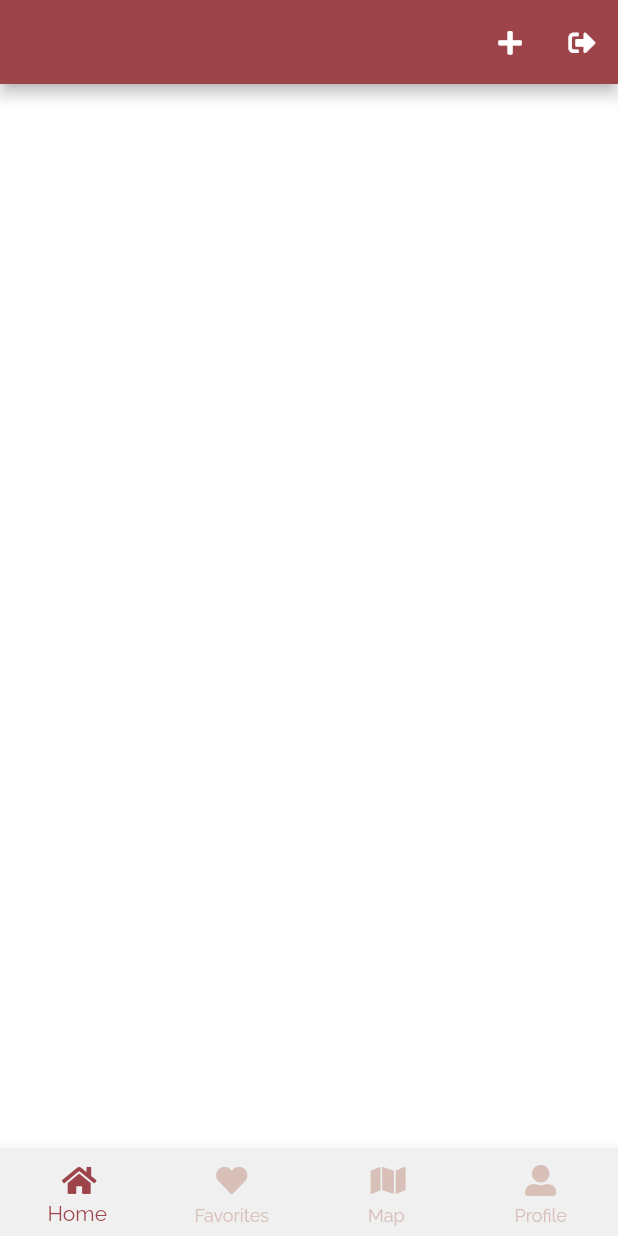
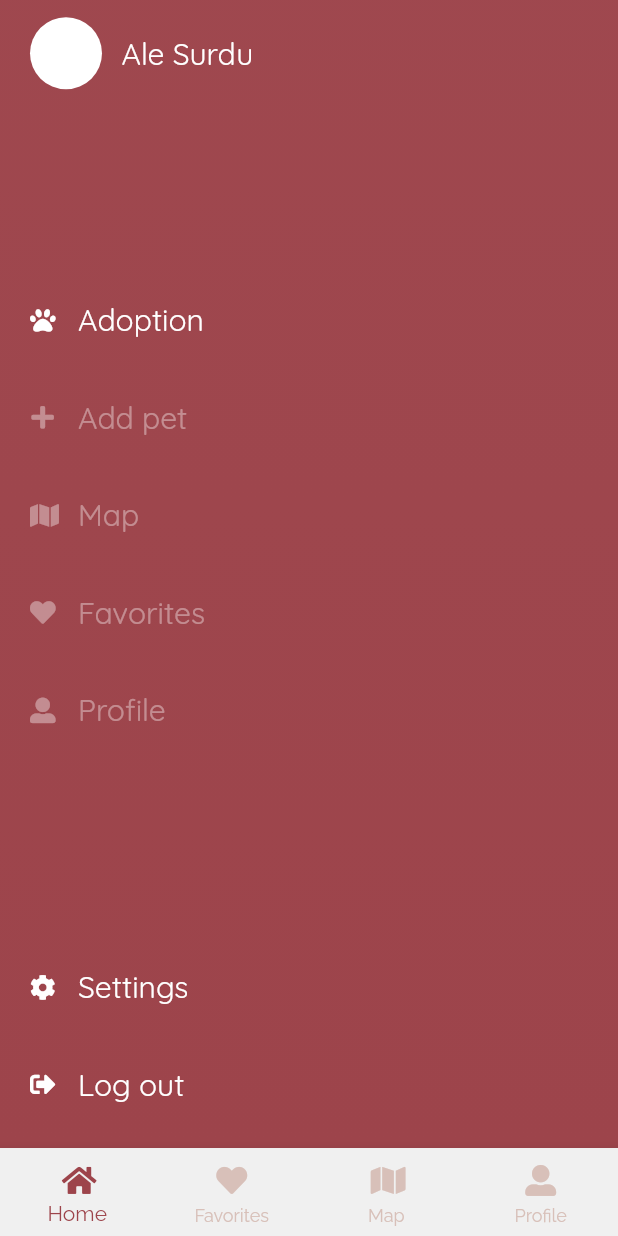
Before and after one commit to sushiroll29/PetPals, a Flutter app: the screen it shows once a user with an empty profile is signed in, on a phone screen of 412 x 824 dp. Run offline on Flutter 3.47's test engine with Material 2 defaults, Android fonts, the light colour scheme and no system bars; our stand-ins replace auto_size_text, cloud_firestore, firebase_auth, font_awesome_flutter, google_fonts, google_maps_flutter and 1 more; missing offline and left inert: google_maps_place_picker; accounts and stored records are empty.

Commit message:
added menu design

```diff
--- a/lib/constants.dart
+++ b/lib/constants.dart
@@ -1,6 +1,7 @@
 import 'package:flutter/material.dart';
 
-const aPrimaryColor = Color.fromRGBO(157, 68, 75, 2.0);
+const aPrimaryColor = Color.fromRGBO(157, 68, 75, 1.0);
+const aPrimaryStartingColor = Color.fromRGBO(157, 68, 75, 0.98);
 const aPrimaryLightColor = Color.fromRGBO(230, 230, 230, 1.0);
 const aErrorColor = Colors.red;
 
--- a/lib/home_widgets.dart
+++ b/lib/home_widgets.dart
@@ -1,5 +1,6 @@
 import 'package:fl/constants.dart';
 import 'package:fl/pages.dart';
+import 'package:fl/screens/menu.dart';
 import 'package:fl/screens/home.dart';
 import 'package:fl/screens/map.dart';
 import 'package:fl/screens/new_pet/new_pet_profile.dart';
@@ -21,7 +22,7 @@ class Home extends StatefulWidget {
 class _HomeState extends State<Home> {
   int _currentIndex = 0;
   final List<Widget> _children = [
-    HomePage(),
+    MenuPage(),
     FavoritesPage(),
     MapPage(),
     ProfilePage(),
@@ -31,6 +32,7 @@ class _HomeState extends State<Home> {
     Size size = MediaQuery.of(context).size;
     final newPet = new Pet(null, null, null, null, null, null, null);
     return Scaffold(
+      /*
       appBar: AppBar(
         backgroundColor: aPrimaryColor,
         title: Text(""),
@@ -56,7 +58,7 @@ class _HomeState extends State<Home> {
             },
           )
         ],
-      ),
+      ),*/
       body: _children[_currentIndex],
       bottomNavigationBar: BottomNavigationBar(
         type: BottomNavigationBarType.fixed,
--- /dev/null
+++ b/lib/screens/menu.dart
@@ -0,0 +1,310 @@
+import 'package:fl/constants.dart';
+import 'package:fl/pages.dart';
+import 'package:fl/screens/detailed_pet.dart';
+import 'package:fl/services/auth.dart';
+import 'package:fl/widgets/provider.dart';
+import 'package:flutter/cupertino.dart';
+import 'package:flutter/material.dart';
+import 'package:font_awesome_flutter/font_awesome_flutter.dart';
+import 'package:google_fonts/google_fonts.dart';
+import 'package:fl/Pet.dart';
+import 'package:intl/intl.dart';
+import 'package:cloud_firestore/cloud_firestore.dart';
+import 'package:fl/widgets/provider.dart';
+
+class MenuPage extends StatefulWidget {
+  @override
+  _MenuPageState createState() => _MenuPageState();
+}
+
+class _MenuPageState extends State<MenuPage> {
+  int selectedItemIndex = 0;
+  int selectedBottomItemIndex = -1;
+
+  List<String> bottomMenuItems = [
+    'Settings',
+    'Log out',
+  ];
+
+  List<IconData> bottomMenuIcons = [
+    FontAwesomeIcons.cog,
+    FontAwesomeIcons.signOutAlt,
+  ];
+
+  List<String> menuItems = [
+    'Adoption',
+    'Add pet',
+    'Map',
+    'Favorites',
+    'Profile',
+  ];
+
+  List<IconData> menuIcons = [
+    FontAwesomeIcons.paw,
+    FontAwesomeIcons.plus,
+    FontAwesomeIcons.solidMap,
+    FontAwesomeIcons.solidHeart,
+    FontAwesomeIcons.userAlt,
+  ];
+
+  Widget buildMenuList(int index) {
+    return InkWell(
+      onTap: () {
+        setState(() {
+          selectedItemIndex = index;
+        });
+      },
+      child: Padding(
+        padding: EdgeInsets.symmetric(vertical: 20.0),
+        child: Row(
+          children: <Widget>[
+            Icon(
+              menuIcons[index],
+              color: selectedItemIndex == index ? Colors.white : Colors.white38,
+              size: 17,
+            ),
+            SizedBox(width: 15),
+            Text(
+              menuItems[index],
+              style: TextStyle(
+                fontSize: 20,
+                color:
+                    selectedItemIndex == index ? Colors.white : Colors.white38,
+                fontFamily: GoogleFonts.quicksand(fontWeight: FontWeight.bold)
+                    .fontFamily,
+              ),
+            ),
+          ],
+        ),
+      ),
+    );
+  }
+
+  Widget buildBottomMenuList(int index) {
+    return InkWell(
+      onTap: () {
+        setState(() {
+          selectedBottomItemIndex = index;
+        });
+      },
+      child: Padding(
+        padding: EdgeInsets.symmetric(vertical: 20.0),
+        child: Row(
+          children: <Widget>[
+            Icon(
+              bottomMenuIcons[index],
+              color: Colors.white,
+              size: 17,
+            ),
+            SizedBox(width: 15),
+            Text(
+              bottomMenuItems[index],
+              style: TextStyle(
+                fontSize: 20,
+                color: Colors.white,
+                fontFamily: GoogleFonts.quicksand(fontWeight: FontWeight.bold)
+                    .fontFamily,
+              ),
+            ),
+          ],
+        ),
+      ),
+    );
+  }
+
+  @override
+  Widget build(BuildContext context) {
+    Size size = MediaQuery.of(context).size;
+    return MaterialApp(
+      debugShowCheckedModeBanner: false,
+      home: Material(
+        child: Container(
+          child: SafeArea(
+            child: Padding(
+              padding:
+                  const EdgeInsets.symmetric(vertical: 10.0, horizontal: 20.0),
+              child: Column(
+                mainAxisAlignment: MainAxisAlignment.spaceBetween,
+                children: <Widget>[
+                  Row(
+                    children: <Widget>[
+                      CircleAvatar(
+                        radius: 24.0,
+                        backgroundColor: Colors.white,
+                      ),
+                      Padding(
+                        padding: const EdgeInsets.all(13.0),
+                        child: Text(
+                          "Ale Surdu",
+                          style: TextStyle(
+                            fontSize: 20,
+                            color: Colors.white,
+                            fontFamily: GoogleFonts.quicksand(
+                                    fontWeight: FontWeight.bold)
+                                .fontFamily,
+                          ),
+                        ),
+                      ),
+                    ],
+                  ),
+                  Column(
+                    mainAxisAlignment: MainAxisAlignment.spaceAround,
+                    children: menuItems
+                        .asMap()
+                        .entries
+                        .map((e) => buildMenuList(e.key))
+                        .toList(),
+                  ),
+                  Column(
+                    children: bottomMenuItems
+                        .asMap()
+                        .entries
+                        .map((e) => buildBottomMenuList(e.key))
+                        .toList(),
+                  ),
+                ],
+              ),
+            ),
+          ),
+          decoration: BoxDecoration(
+              gradient: LinearGradient(
+            begin: Alignment.topCenter,
+            end: Alignment.bottomCenter,
+            colors: [aPrimaryStartingColor, aPrimaryColor],
+          )),
+        ),
+      ),
+      //child: SingleChildScrollView(
+
+      /*
+      child: StreamBuilder(
+          stream: getUsersPets(context),
+          builder: (context, snapshot) {
+            if (!snapshot.hasData) return const Text("Loading...");
+            return new ListView.builder(
+              itemCount: snapshot.data.documents.length,
+              itemBuilder: (BuildContext context, int index) =>
+                  buildPetsCard(context, snapshot.data.documents[index]),
+            );
+          }),*/
+    );
+    //);
+  }
+
+  Stream<QuerySnapshot> getUsersPets(BuildContext context) async* {
+    final uid = await Provider.of(context).auth.getCurrentUID();
+    yield* Firestore.instance
+        .collection("petsStream")
+        //.document()
+        //.collection("pets")
+        .orderBy('foundOn')
+        .snapshots();
+  }
+
+  Widget buildPetsCard(BuildContext context, DocumentSnapshot document) {
+    final pet = Pet.fromSnapshot(document);
+    final petType = pet.types();
+    return new Container(
+        /*
+      child: Card(
+        child: InkWell(
+          onTap: () {
+            Navigator.push(context,
+                MaterialPageRoute(builder: (context) => DetailedPet(pet: pet)));
+          },
+          child: Padding(
+            padding: const EdgeInsets.all(20.0),
+            child: Column(
+              children: <Widget>[
+                Padding(
+                  padding: const EdgeInsets.only(top: 8.0, bottom: 40.0),
+                  child: Row(
+                    children: <Widget>[
+                      Text(
+                        pet.name,
+                        style: TextStyle(
+                          fontSize: 20,
+                          fontFamily:
+                              GoogleFonts.quicksand(fontWeight: FontWeight.w600)
+                                  .fontFamily,
+                          height: 1.3,
+                        ),
+                      ),
+                      Spacer(),
+                      // Text(
+                      //   "Age: ${pet['age']}",
+                      //   style: TextStyle(
+                      //     fontFamily:
+                      //         GoogleFonts.manjari(fontWeight: FontWeight.normal)
+                      //             .fontFamily,
+                      //     height: 1.3,
+                      //   ),
+                      // ),
+                    ],
+                  ),
+                ),
+                Padding(
+                  padding: const EdgeInsets.only(top: 8.0, bottom: 4.0),
+                  child: Row(
+                    children: <Widget>[
+                      // Text(
+                      //   pet['location'],
+                      //   style: TextStyle(
+                      //     fontFamily:
+                      //         GoogleFonts.manjari(fontWeight: FontWeight.normal)
+                      //             .fontFamily,
+                      //     height: 1.3,
+                      //   ),
+                      // ),
+                      // Spacer(),
+                      // Text(
+                      //   pet['gender'],
+                      //   style: TextStyle(
+                      //     fontFamily:
+                      //         GoogleFonts.manjari(fontWeight: FontWeight.normal)
+                      //             .fontFamily,
+                      //     height: 1.3,
+                      //   ),
+                      // ),
+                    ],
+                  ),
+                ),
+                Padding(
+                  padding: const EdgeInsets.only(top: 4.0, bottom: 4.0),
+                  child: Row(
+                    children: <Widget>[
+                      Text(
+                        "Found on ${DateFormat('dd/MM/yyyy').format(pet.foundOn).toString()}",
+                        style: TextStyle(
+                          fontFamily: GoogleFonts.quicksand(
+                                  fontWeight: FontWeight.normal)
+                              .fontFamily,
+                          height: 1.3,
+                        ),
+                      ),
+                      Spacer(),
+                      (petType.containsKey(pet.type))
+                          ? petType[pet.type]
+                          : petType["dog"],
+
+                      /*
+                      Text(
+                        Pet.title,
+                        style: TextStyle(
+                          fontFamily:
+                              GoogleFonts.quicksand(fontWeight: FontWeight.normal)
+                                  .fontFamily,
+                          height: 1.3,
+                        ),
+                      ),*/
+                    ],
+                  ),
+                ),
+              ],
+            ),
+          ),
+        ),
+      ),*/
+        );
+  }
+}
```
Also changed, not shown: lib/screens/updated_home.dart (added, +155 -0 lines).
